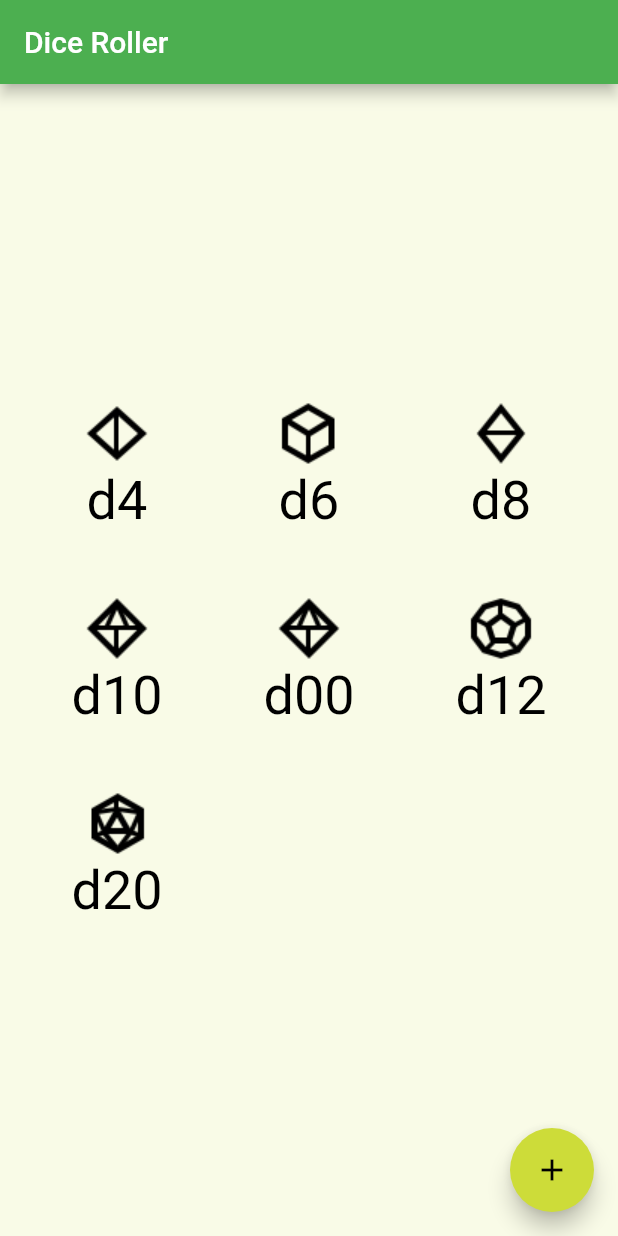
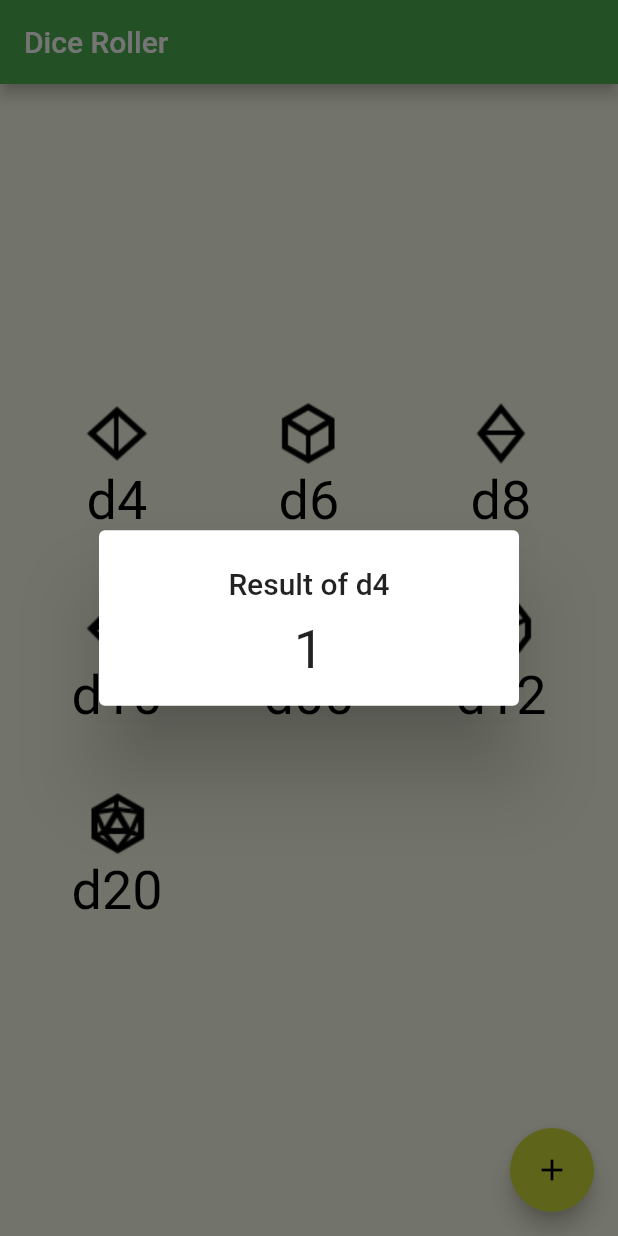
Before and after one commit to dpells/FlutterDiceRoller, a Flutter app: the screen it shows after launch, after a tap on "d4", on a phone screen of 412 x 824 dp. Run offline on Flutter 3.47's test engine with Material 2 defaults, Android fonts, the phone set to English and light mode, and no system bars.

Commit message:
Open a dialog for results
Closes #3

```diff
--- a/dice_roller/lib/diceButton.dart
+++ b/dice_roller/lib/diceButton.dart
@@ -1,11 +1,14 @@
 import 'package:flutter/cupertino.dart';
 import 'package:flutter/material.dart';
+import 'dart:math';
 
 class DiceButton extends StatelessWidget{
-  final GestureTapCallback  onPressed;
+  final int max;
   final String text;
   final AssetImage icon;
-  DiceButton({this.onPressed, this.text, this.icon});
+  final bool showZero;
+  DiceButton({this.max, this.text, this.icon, this.showZero = false});
+  DiceButton.withZero({this.max, this.text, this.icon, this.showZero = true});
 
   Widget build(BuildContext context){
     const double size = 48;
@@ -24,8 +27,32 @@ class DiceButton extends StatelessWidget{
           ),
         ]
       ),
-      onPressed: onPressed,
+      onPressed: () {
+        showDialog(
+          context: context,
+          builder: (_) => SimpleDialog(
+            title: new Center(child: Text('Result of ' + this.text)),
+            children: <Widget>[
+              new Center(
+                child: new Text(
+                  getResult(this.showZero, this.max, this.text).toString(),
+                  style: TextStyle(
+                    fontSize: 36,
+                  ),
+                ),
+              ),
+            ],
+          ),
+        );
+      },
       shape: const StadiumBorder(),
     );
   }
+
+  static String getResult(bool showZero, int max, String text){
+    int result = showZero == true ?
+      new Random.secure().nextInt(max) :
+      new Random.secure().nextInt(max) + 1;
+    return text == 'd00' ? result.toString()+"0" : result.toString();
+  }
 }
--- a/dice_roller/lib/main.dart
+++ b/dice_roller/lib/main.dart
@@ -12,15 +12,6 @@ class MyApp extends StatelessWidget {
     return MaterialApp(
       title: 'Dice Roller',
       theme: ThemeData(
-        // This is the theme of your application.
-        //
-        // Try running your application with "flutter run". You'll see the
-        // application has a blue toolbar. Then, without quitting the app, try
-        // changing the primarySwatch below to Colors.green and then invoke
-        // "hot reload" (press "r" in the console where you ran "flutter run",
-        // or simply save your changes to "hot reload" in a Flutter IDE).
-        // Notice that the counter didn't reset back to zero; the application
-        // is not restarted.
         primarySwatch: Colors.green,
         primaryColorDark: Colors.teal[900],
         primaryColorLight: Colors.lightGreen[400],
@@ -62,44 +53,39 @@ class _MyHomePageState extends State<MyHomePage> {
     DiceButton(
       text: 'd4',
       icon: AssetImage('diceIcons/d4.png'),
-      onPressed: (){print("pressed");},
+      max: 4,
     ),
     DiceButton(
       text: 'd6',
       icon: AssetImage('diceIcons/d6.png'),
-      onPressed: (){print("pressed");},
+      max: 6,
     ),
     DiceButton(
       text: 'd8',
       icon: AssetImage('diceIcons/d8.png'),
-      onPressed: (){
-        print(Text(Random.secure().nextInt(8).toString()));
-        //op8enDialog();
-      },
+      max: 8,
     ),
-    DiceButton(
+    DiceButton.withZero(
       text: 'd10',
       icon: AssetImage('diceIcons/d10.png'),
-      onPressed: (){print("pressed");},
+      max: 10,
+      showZero: true,
     ),
-    DiceButton(
+    DiceButton.withZero(
       text: 'd00',
       icon: AssetImage('diceIcons/d10.png'),
-      onPressed: (){
-        Dialog(
-          child: Text(Random.secure().nextInt(10).toString())
-        );
-      },
+      max: 10,
+      showZero: true,
     ),
     DiceButton(
       text: 'd12',
       icon: AssetImage('diceIcons/d12.png'),
-      onPressed: (){print(Random.secure().nextInt(12)+1);},
+      max: 12,
     ),
     DiceButton(
       text: 'd20',
       icon: AssetImage('diceIcons/d20.png'),
-      onPressed: (){print(Random.secure().nextInt(20)+1);},
+      max: 20,
     ),
   ];
 
@@ -134,67 +120,9 @@ class _MyHomePageState extends State<MyHomePage> {
         // Center is a layout widget. It takes a single child and positions it
         // in the middle of the parent.
         child: Wrap(
-          // Column is also a layout widget. It takes a list of children and
-          // arranges them vertically. By default, it sizes itself to fit its
-          // children horizontally, and tries to be as tall as its parent.
-          //
-          // Invoke "debug painting" (press "p" in the console, choose the
-          // "Toggle Debug Paint" action from the Flutter Inspector in Android
-          // Studio, or the "Toggle Debug Paint" command in Visual Studio Code)
-          // to see the wireframe for each widget.
-          //
-          // Column has various properties to control how it sizes itself and
-          // how it positions its children. Here we use mainAxisAlignment to
-          // center the children vertically; the main axis here is the vertical
-          // axis because Columns are vertical (the cross axis would be
-          // horizontal).
-          //mainAxisAlignment: MainAxisAlignment.center,
           runSpacing: 40,
           spacing: 40,
-          children: [
-            DiceButton(
-              text: 'd4',
-              icon: AssetImage('diceIcons/d4.png'),
-              onPressed: (){print("pressed");},
-            ),
-            DiceButton(
-              text: 'd6',
-              icon: AssetImage('diceIcons/d6.png'),
-              onPressed: (){print("pressed");},
-            ),
-            DiceButton(
-              text: 'd8',
-              icon: AssetImage('diceIcons/d8.png'),
-              onPressed: (){
-                print(Random.secure().nextInt(8).toString());
-                //openDialog(context, 8);
-              },
-            ),
-            DiceButton(
-              text: 'd10',
-              icon: AssetImage('diceIcons/d10.png'),
-              onPressed: (){print("pressed");},
-            ),
-            DiceButton(
-              text: 'd00',
-              icon: AssetImage('diceIcons/d10.png'),
-              onPressed: (){
-                Dialog(
-                    child: Text(Random.secure().nextInt(10).toString())
-                );
-              },
-            ),
-            DiceButton(
-              text: 'd12',
-              icon: AssetImage('diceIcons/d12.png'),
-              onPressed: (){print(Random.secure().nextInt(12)+1);},
-            ),
-            DiceButton(
-              text: 'd20',
-              icon: AssetImage('diceIcons/d20.png'),
-              onPressed: (){print(Random.secure().nextInt(20)+1);},
-            ),
-          ],
+          children: initDice,
         ),
       ),
       floatingActionButton: FloatingActionButton(
@@ -204,13 +132,4 @@ class _MyHomePageState extends State<MyHomePage> {
       ), // This trailing comma makes auto-formatting nicer for build methods.
     );
   }
-
-//  static Widget openDialog(BuildContext context, int max){
-//    print("Rolling d" + max.toString());
-//    return Overlay(
-//      initialEntries: <OverlayEntry>[
-//        WidgetBuilder(BuildContext context)
-//      ],
-//    );
-//  }
 }
```
